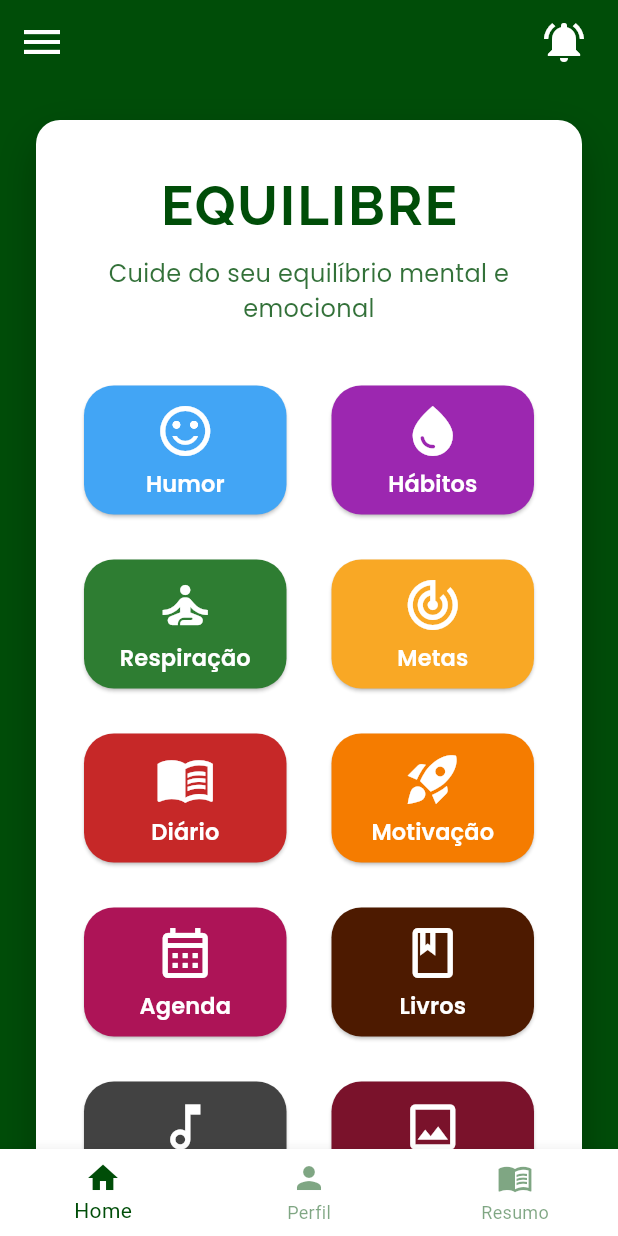
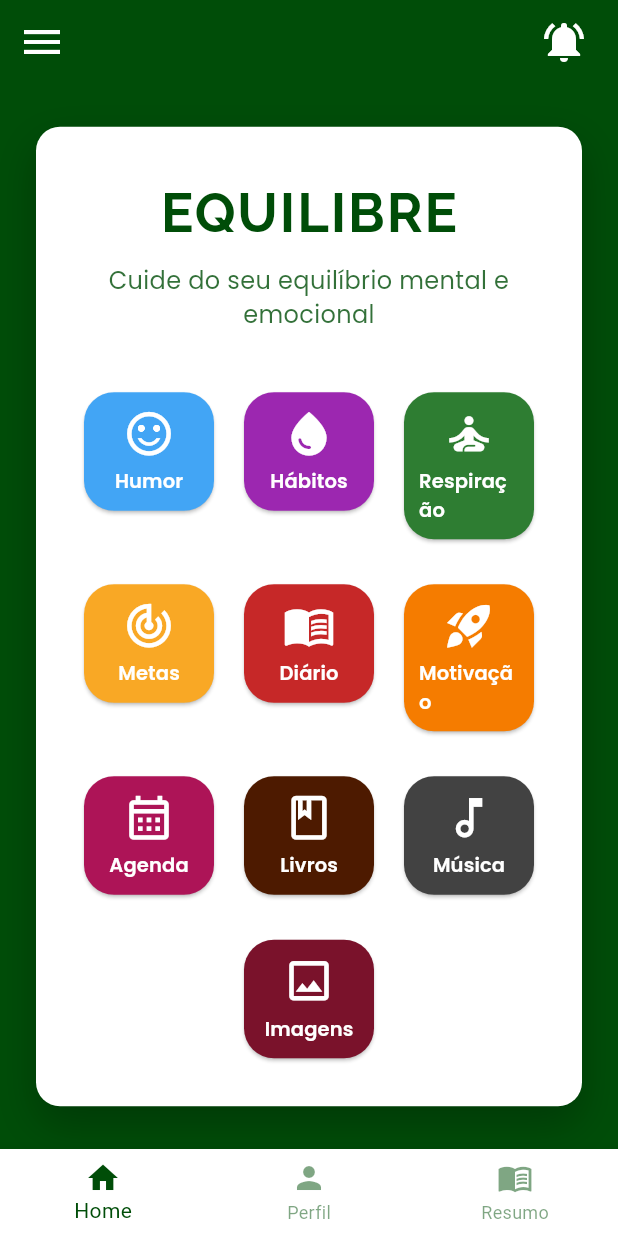
Before and after one commit to LarissaMaria8715/prmoapp, a Flutter app: the HomePage screen opened directly, on a phone screen of 412 x 824 dp. Run offline on Flutter 3.47's test engine with Material 3 defaults, Android fonts, the phone set to English and light mode, and no system bars; our stand-ins replace dio, fl_chart, google_fonts, shared_preferences, sqflite; accounts and stored records are empty; network calls fail.

Commit message:
Versão de desenvolvimento 5.4

```diff
--- a/lib/pages/home_content_page.dart
+++ b/lib/pages/home_content_page.dart
@@ -69,187 +69,70 @@ class HomeContent extends StatelessWidget {
   }
 
   Widget _actionButtonsGrid(BuildContext context) {
-    return Column(
-      children: [
-        Row(
-          children: [
-            Expanded(
-              child: _actionButton(
-                Icons.sentiment_satisfied_alt,
-                'Humor',
-                AppColors.lightBlueDark4,
-                    () {
-                  Navigator.push(
-                    context,
-                    MaterialPageRoute(builder: (context) => HumorPage()),
-                  );
-                },
-              ),
-            ),
-            const SizedBox(width: 30),
-            Expanded(
-              child: _actionButton(
-                Icons.water_drop,
-                'Hábitos',
-                AppColors.purple,
-                    () {
-                  Navigator.push(
-                    context,
-                    MaterialPageRoute(builder: (context) => HabitosPage()),
-                  );
-                },
-              ),
-            ),
-          ],
-        ),
-        const SizedBox(height: 30),
-        Row(
-          children: [
-            Expanded(
-              child: _actionButton(
-                Icons.self_improvement,
-                'Respiração',
-                AppColors.darkGreen3,
-                    () {
-                  Navigator.push(
-                    context,
-                    MaterialPageRoute(builder: (context) => RespiracaoPage()),
-                  );
-                },
-              ),
-            ),
-            const SizedBox(width: 30),
-            Expanded(
-              child: _actionButton(
-                Icons.track_changes,
-                'Metas',
-                AppColors.darkYellow3,
-                    () async {
+    final buttons = [
+      _actionButton(Icons.sentiment_satisfied_alt, 'Humor', AppColors.lightBlueDark4, () {
+        Navigator.push(context, MaterialPageRoute(builder: (_) => HumorPage()));
+      }),
+      _actionButton(Icons.water_drop, 'Hábitos', AppColors.purple, () {
+        Navigator.push(context, MaterialPageRoute(builder: (_) => HabitosPage()));
+      }),
+      _actionButton(Icons.self_improvement, 'Respiração', AppColors.darkGreen3, () {
+        Navigator.push(context, MaterialPageRoute(builder: (_) => RespiracaoPage()));
+      }),
+      _actionButton(Icons.track_changes, 'Metas', AppColors.darkYellow3, () async {
         UsuarioDAO userDAO = UsuarioDAO();
         final usuario = await userDAO.buscarPorEmail(email);
-
         if (usuario != null) {
-                    final usuarioId = usuario['id'] as int;
-                    Navigator.push(
-                      context,
-                      MaterialPageRoute(
-                        builder: (context) => MetasPage(),
-                      ),
-                    );
+          Navigator.push(context, MaterialPageRoute(builder: (_) => MetasPage()));
         } else {
           ScaffoldMessenger.of(context).showSnackBar(
             const SnackBar(content: Text('Erro: usuário não encontrado.')),
           );
         }
-                },
-              ),
-            ),
-          ],
-        ),
-        const SizedBox(height: 30),
-        Row(
-          children: [
-            Expanded(
-              child: _actionButton(
-                Icons.menu_book,
-                'Diário',
-                AppColors.darkRed3,
-                    () {
-                  Navigator.push(
-                    context,
-                    MaterialPageRoute(builder: (context) => DiarioPage()),
+      }),
+      _actionButton(Icons.menu_book, 'Diário', AppColors.darkRed3, () {
+        Navigator.push(context, MaterialPageRoute(builder: (_) => DiarioPage()));
+      }),
+      _actionButton(Icons.rocket_launch, 'Motivação', AppColors.darkOrange2, () {
+        Navigator.push(context, MaterialPageRoute(builder: (_) => MotivacaoPage()));
+      }),
+      _actionButton(Icons.calendar_month_outlined, 'Agenda', AppColors.darkBordeaux3, () {
+        Navigator.push(context, MaterialPageRoute(builder: (_) => AgendaPage()));
+      }),
+      _actionButton(Icons.book_outlined, 'Livros', AppColors.darkTerracotta3, () {
+        Navigator.push(context, MaterialPageRoute(builder: (_) => LivrosPage()));
+      }),
+      _actionButton(Icons.music_note_outlined, 'Música', AppColors.darkGray3, () {
+        Navigator.push(context, MaterialPageRoute(builder: (_) => MusicPage()));
+      }),
+      _actionButton(Icons.image_outlined, 'Imagens', AppColors.darkWine1, () {
+        Navigator.push(context, MaterialPageRoute(builder: (_) => CalmaPage()));
+      }),
+    ];
+
+    return LayoutBuilder(
+      builder: (context, constraints) {
+        double spacing = 20;
+        int itemsPerRow = 3;
+        double totalSpacing = spacing * (itemsPerRow - 1);
+        double itemWidth = (constraints.maxWidth - totalSpacing) / itemsPerRow;
+
+        return Wrap(
+          spacing: spacing,
+          runSpacing: 30,
+          alignment: WrapAlignment.center,
+          children: buttons
+              .map((button) => SizedBox(
+            width: itemWidth,
+            child: button,
+          ))
+              .toList(),
         );
       },
-              ),
-            ),
-            const SizedBox(width: 30),
-            Expanded(
-              child: _actionButton(
-                Icons.rocket_launch,
-                'Motivação',
-                AppColors.darkOrange2,
-                    () {
-                  Navigator.push(
-                    context,
-                    MaterialPageRoute(builder: (context) => MotivacaoPage()),
-                  );
-                },
-              ),
-            ),
-          ],
-        ),
-        const SizedBox(height: 30),
-        Row(
-          children: [
-            Expanded(
-              child: _actionButton(
-                Icons.calendar_month_outlined,
-                'Agenda',
-                AppColors.darkBordeaux3,
-                    () {
-                  Navigator.push(
-                    context,
-                    MaterialPageRoute(builder: (context) => AgendaPage()),
-                  );
-                },
-              ),
-            ),
-            const SizedBox(width: 30),
-            Expanded(
-              child: _actionButton(
-                Icons.book_outlined,
-                'Livros',
-                AppColors.darkTerracotta3,
-                    () {
-                  Navigator.push(
-                    context,
-                    MaterialPageRoute(builder: (context) => LivrosPage(),
-                  )
-                  );
-                },
-              ),
-            ),
-          ],
-        ),
-        const SizedBox(height: 30),
-        Row(
-          children: [
-            Expanded(
-              child: _actionButton(
-                Icons.music_note_outlined,
-                'Música',
-                AppColors.darkGray3,
-                    () {
-                  Navigator.push(
-                    context,
-                    MaterialPageRoute(builder: (context) => MusicPage()),
-                  );
-                },
-              ),
-            ),
-            const SizedBox(width: 30),
-            Expanded(
-              child: _actionButton(
-                Icons.image_outlined,
-                'Imagens',
-                AppColors.darkWine1,
-                    () {
-                  Navigator.push(
-                      context,
-                      MaterialPageRoute(builder: (context) => CalmaPage(),
-                      )
-                  );
-                },
-              ),
-            ),
-          ],
-        ),
-      ],
     );
   }
 
-  Widget _actionButton(
-      IconData icon, String label, Color backgroundColor, VoidCallback onPressed) {
+  Widget _actionButton(IconData icon, String label, Color backgroundColor, VoidCallback onPressed) {
     return StyleButton(
       icon: icon,
       label: label,
--- a/lib/pages/music_page.dart
+++ b/lib/pages/music_page.dart
@@ -1,6 +1,7 @@
 import 'package:flutter/material.dart';
 import '../database/music_dao.dart';
 import '../model/music_model.dart';
+import '../utils/colors.dart';
 import '../wigets/music_card.dart';
 
 class MusicPage extends StatefulWidget {
@@ -36,7 +37,7 @@ class _MusicPageState extends State<MusicPage> {
     return Scaffold(
       appBar: AppBar(
         title: const Text('Todas as Músicas '),
-        backgroundColor: Colors.blueAccent,
+        backgroundColor: AppColors.darkGray2,
       ),
       body: loading
           ? const Center(child: CircularProgressIndicator())
--- a/lib/wigets/music_card.dart
+++ b/lib/wigets/music_card.dart
@@ -1,6 +1,8 @@
 import 'package:flutter/material.dart';
 import '../model/music_model.dart';
 import 'package:url_launcher/url_launcher.dart';
+
+import '../utils/colors.dart';
 
 class MusicCard extends StatelessWidget {
   final Music music;
@@ -28,7 +30,7 @@ class MusicCard extends StatelessWidget {
         title: Text(music.trackName, style: const TextStyle(fontWeight: FontWeight.bold)),
         subtitle: Text(music.artistName),
         trailing: IconButton(
-          icon: const Icon(Icons.play_circle_fill, color: Colors.blueAccent, size: 32),
+          icon: const Icon(Icons.play_circle_fill, color: AppColors.darkGray1, size: 32),
           onPressed: _openPreview,
         ),
       ),
--- a/lib/wigets/style_button.dart
+++ b/lib/wigets/style_button.dart
@@ -29,13 +29,13 @@ class StyleButton extends StatelessWidget {
       child: Column(
         mainAxisAlignment: MainAxisAlignment.center,
         children: [
-          Icon(icon, color: Colors.white, size: 40),
+          Icon(icon, color: Colors.white, size: 35),
           const SizedBox(height: 5),
           Text(
             label,
             style: GoogleFonts.poppins(
               color: Colors.white,
-              fontSize: 15,
+              fontSize: 13,
               fontWeight: FontWeight.w600,
             ),
           ),
```
Lines whose indentation alone changed are shown as unchanged.
